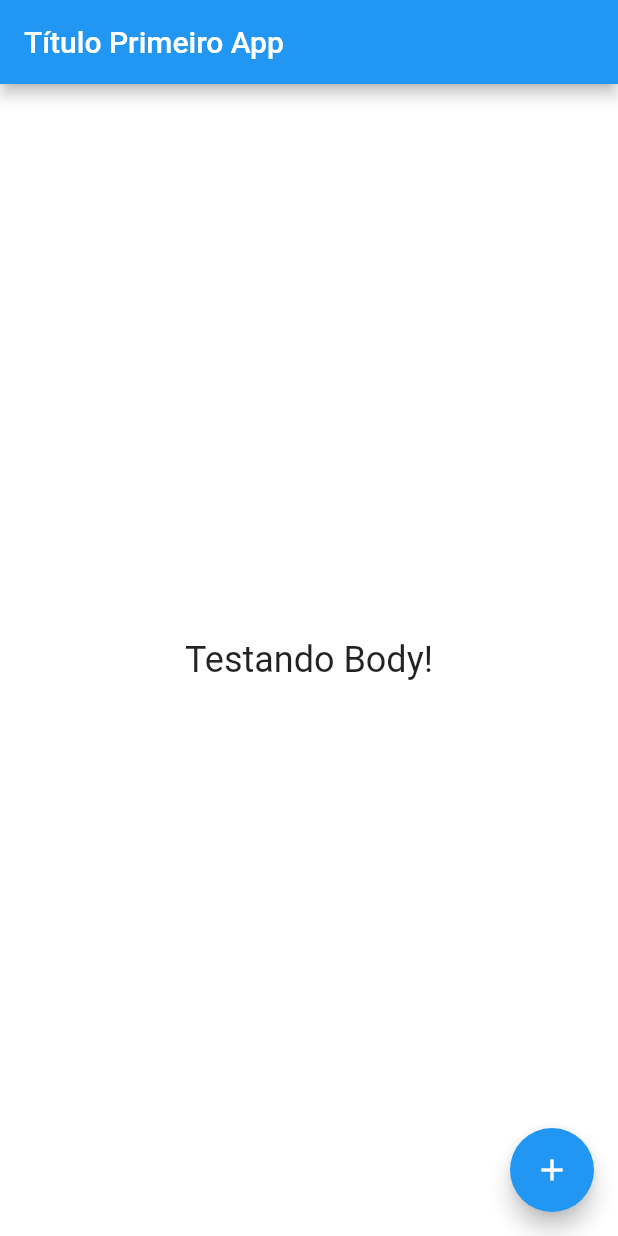
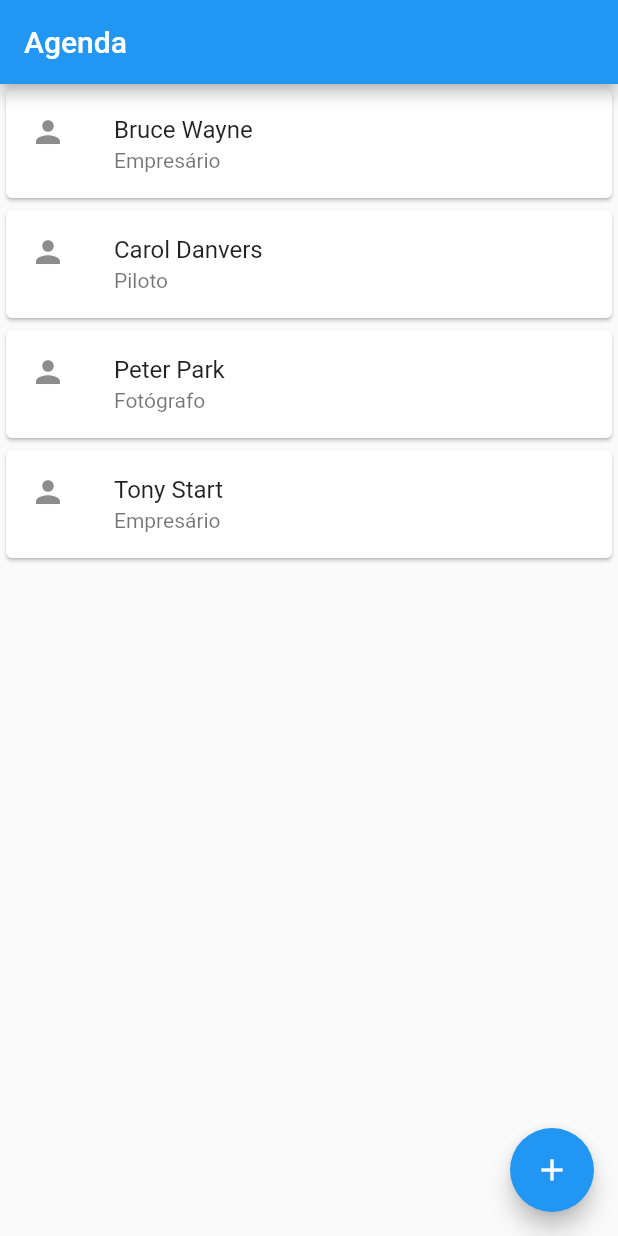
Before and after one commit to SolutiFelipe/lp4-agenda, a Flutter app: the screen it shows after launch, after a tap on the "add" icon, on a phone screen of 412 x 824 dp. Run offline on Flutter 3.47's test engine with Material 2 defaults, Android fonts, the phone set to English and light mode, and no system bars.

```diff
--- a/lib/main.dart
+++ b/lib/main.dart
@@ -1,29 +1,87 @@
 import 'package:flutter/material.dart';
 
-int _cliques = 0;
-void main() => runApp(
-  MaterialApp(
-    home: Scaffold(
+void main() => runApp(AgendaApp());
+
+class AgendaApp extends StatelessWidget {
+  @override
+  Widget build(BuildContext context) {
+    // TODO: implement build
+    return MaterialApp(
+      home: Scaffold(
+        body: ListaPessoas(),
+      ),
+    );
+  }
+
+}
+
+class ListaPessoas extends StatelessWidget {
+  @override
+  Widget build(BuildContext context) {
+    // TODO: implement build
+    return Scaffold(
       appBar: AppBar(
-        title: Text("Título Primeiro App"),
+        title: Text("Agenda"),
       ),
-      body: Center(
-        child: Text(
-          "Testando Body!",
-          style: TextStyle(
-            fontSize: 24,
+      body: ListView(
+        children: <Widget>[
+          ItemPessoa(
+            Pessoa(
+              "Bruce Wayne",
+              "Empresário",
+            ),
           ),
-        ),
+          ItemPessoa(
+            Pessoa(
+              "Carol Danvers",
+              "Piloto",
+            ),
+          ),
+          ItemPessoa(
+            Pessoa(
+              "Peter Park",
+              "Fotógrafo",
+            ),
+          ),
+          ItemPessoa(
+            Pessoa(
+              "Tony Start",
+              "Empresário",
+            ),
+          ),
+        ],
       ),
-      backgroundColor: Colors.white70,
       floatingActionButton: FloatingActionButton(
-        onPressed: ()  {
-          debugPrint('clicou no botão');
-          _cliques++;
-          debugPrint(_cliques.toString());
+        onPressed: () {
+          debugPrint("clicou no botão");
         },
         child: const Icon(Icons.add),
       ),
-    ),
-  ),
-);
+    );
+  }
+}
+
+class ItemPessoa extends StatelessWidget {
+  Pessoa _pessoa;
+
+  ItemPessoa(this._pessoa);
+
+  @override
+  Widget build(BuildContext context) {
+    // TODO: implement build
+    return Card(
+      child: ListTile(
+        title: Text(this._pessoa._nome),
+        subtitle: Text(this._pessoa._profissao),
+        leading: Icon(Icons.person),
+      ),
+    );
+  }
+}
+
+class Pessoa {
+  String _nome;
+  String _profissao;
+
+  Pessoa(this._nome, this._profissao);
+}
```
